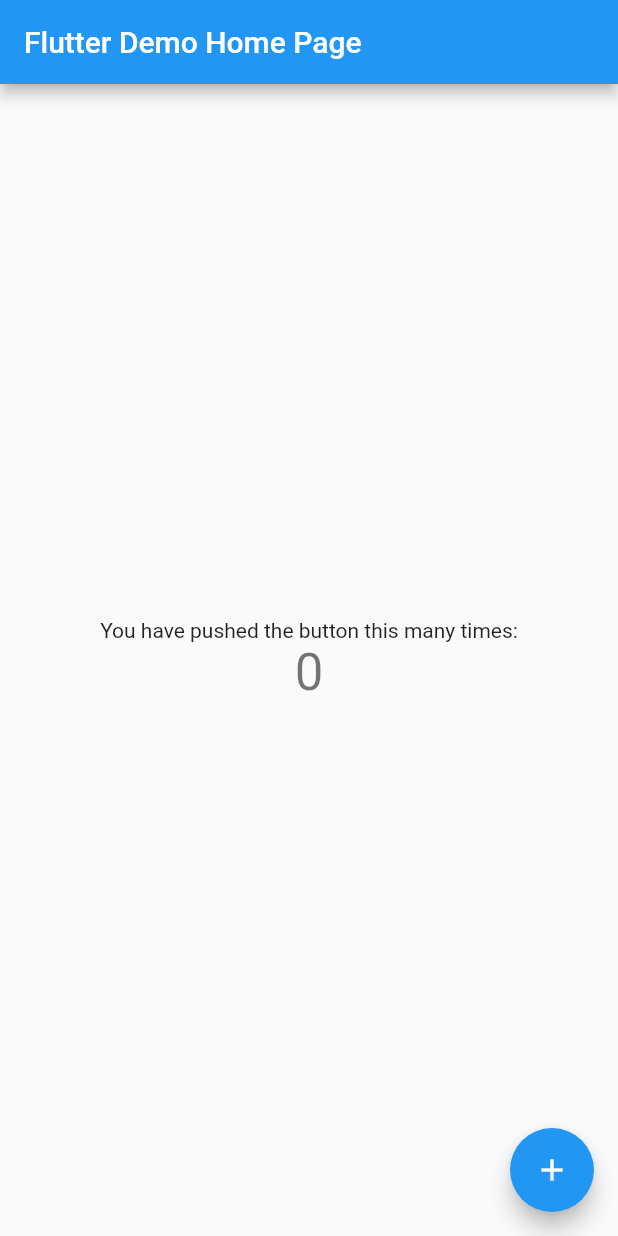
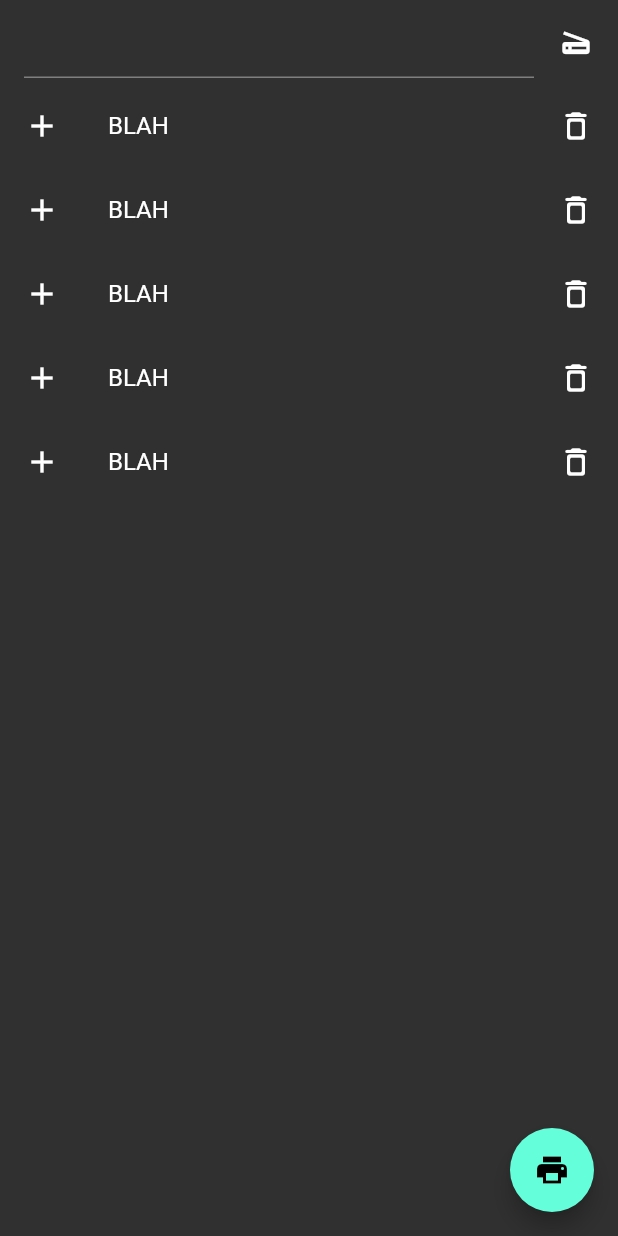
Before and after one commit to C-A-S-S/Moriarty, a Flutter app: the screen it shows after launch, on a phone screen of 412 x 824 dp. Run offline on Flutter 3.47's test engine with Material 2 defaults, Android fonts, the phone set to English and light mode, and no system bars.

Commit message:
Invoice Page basic
The basic template of the invoice page

```diff
--- /dev/null
+++ b/lib/billing.dart
@@ -0,0 +1,45 @@
+import 'package:flutter/material.dart';
+import 'package:moriarity/search.dart';
+
+class BillingPage extends StatefulWidget {
+  const BillingPage({Key? key}) : super(key: key);
+
+  @override
+  _BillingPageState createState() => _BillingPageState();
+}
+
+class _BillingPageState extends State<BillingPage> {
+  @override
+  Widget build(BuildContext context) {
+    return Scaffold(
+      body: SingleChildScrollView(
+        physics: ScrollPhysics(),
+        scrollDirection: Axis.vertical,
+        child: Column(
+          children: [
+            ListTile(
+              title: SearchBar(),
+              trailing: Icon(Icons.scanner),
+            ),
+            ListView.builder(
+                physics: NeverScrollableScrollPhysics(),
+                shrinkWrap: true,
+                itemCount: 5,
+                itemBuilder: (BuildContext context, int index) {
+                  return ListTile(
+                    leading: Icon(Icons.add),
+                    trailing: Icon(Icons.delete_outline_rounded),
+                    title: Text("BLAH"),
+                  );
+                }),
+          ],
+        ),
+      ),
+      floatingActionButton: FloatingActionButton(
+        onPressed: () => print("PDF"),
+        // backgroundColor: Colors.black12,
+        child: Icon(Icons.print),
+      ),
+    );
+  }
+}
--- a/lib/main.dart
+++ b/lib/main.dart
@@ -1,4 +1,5 @@
 import 'package:flutter/material.dart';
+import 'package:moriarity/billing.dart';
 
 void main() {
   runApp(MyApp());
@@ -9,105 +10,10 @@
   @override
   Widget build(BuildContext context) {
     return MaterialApp(
+      debugShowCheckedModeBanner: false,
       title: 'Moriarity',
-      theme: ThemeData(
-        // This is the theme of your application.
-        //
-        // Try running your application with "flutter run". You'll see the
-        // application has a blue toolbar. Then, without quitting the app, try
-        // changing the primarySwatch below to Colors.green and then invoke
-        // "hot reload" (press "r" in the console where you ran "flutter run",
-        // or simply save your changes to "hot reload" in a Flutter IDE).
-        // Notice that the counter didn't reset back to zero; the application
-        // is not restarted.
-        primarySwatch: Colors.blue,
-      ),
-      home: MyHomePage(title: 'Flutter Demo Home Page'),
+      theme: ThemeData.dark(),
+      home: BillingPage(),
     );
   }
 }
-
-class MyHomePage extends StatefulWidget {
-  MyHomePage({Key? key, required this.title}) : super(key: key);
-
-  // This widget is the home page of your application. It is stateful, meaning
-  // that it has a State object (defined below) that contains fields that affect
-  // how it looks.
-
-  // This class is the configuration for the state. It holds the values (in this
-  // case the title) provided by the parent (in this case the App widget) and
-  // used by the build method of the State. Fields in a Widget subclass are
-  // always marked "final".
-
-  final String title;
-
-  @override
-  _MyHomePageState createState() => _MyHomePageState();
-}
-
-class _MyHomePageState extends State<MyHomePage> {
-  int _counter = 0;
-
-  void _incrementCounter() {
-    setState(() {
-      // This call to setState tells the Flutter framework that something has
-      // changed in this State, which causes it to rerun the build method below
-      // so that the display can reflect the updated values. If we changed
-      // _counter without calling setState(), then the build method would not be
-      // called again, and so nothing would appear to happen.
-      _counter++;
-    });
-  }
-
-  @override
-  Widget build(BuildContext context) {
-    // This method is rerun every time setState is called, for instance as done
-    // by the _incrementCounter method above.
-    //
-    // The Flutter framework has been optimized to make rerunning build methods
-    // fast, so that you can just rebuild anything that needs updating rather
-    // than having to individually change instances of widgets.
-    return Scaffold(
-      appBar: AppBar(
-        // Here we take the value from the MyHomePage object that was created by
-        // the App.build method, and use it to set our appbar title.
-        title: Text(widget.title),
-      ),
-      body: Center(
-        // Center is a layout widget. It takes a single child and positions it
-        // in the middle of the parent.
-        child: Column(
-          // Column is also a layout widget. It takes a list of children and
-          // arranges them vertically. By default, it sizes itself to fit its
-          // children horizontally, and tries to be as tall as its parent.
-          //
-          // Invoke "debug painting" (press "p" in the console, choose the
-          // "Toggle Debug Paint" action from the Flutter Inspector in Android
-          // Studio, or the "Toggle Debug Paint" command in Visual Studio Code)
-          // to see the wireframe for each widget.
-          //
-          // Column has various properties to control how it sizes itself and
-          // how it positions its children. Here we use mainAxisAlignment to
-          // center the children vertically; the main axis here is the vertical
-          // axis because Columns are vertical (the cross axis would be
-          // horizontal).
-          mainAxisAlignment: MainAxisAlignment.center,
-          children: <Widget>[
-            Text(
-              'You have pushed the button this many times:',
-            ),
-            Text(
-              '$_counter',
-              style: Theme.of(context).textTheme.headline4,
-            ),
-          ],
-        ),
-      ),
-      floatingActionButton: FloatingActionButton(
-        onPressed: _incrementCounter,
-        tooltip: 'Increment',
-        child: Icon(Icons.add),
-      ), // This trailing comma makes auto-formatting nicer for build methods.
-    );
-  }
-}
--- /dev/null
+++ b/lib/search.dart
@@ -0,0 +1,28 @@
+import 'package:flutter/material.dart';
+
+class SearchBar extends StatelessWidget {
+  const SearchBar({Key? key}) : super(key: key);
+
+  static const List<String> _sOptions = <String>[
+    'sample1',
+    'sample2',
+    'sample3',
+  ];
+
+  @override
+  Widget build(BuildContext context) {
+    return Autocomplete<String>(
+      optionsBuilder: (TextEditingValue textEditingValue) {
+        if (textEditingValue.text == '') {
+          return const Iterable<String>.empty();
+        }
+        return _sOptions.where((String option) {
+          return option.contains(textEditingValue.text.toLowerCase());
+        });
+      },
+      onSelected: (String selection) {
+        print('You just selected $selection');
+      },
+    );
+  }
+}
```
